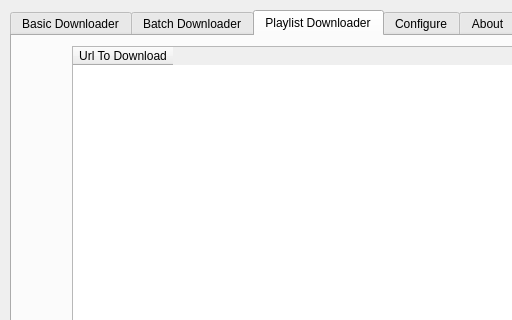
Above: src/mainwindow.ui from mhogomchungu/media-downloader before the change; both pictures show x 0 to 512 and y 0 to 320 of the 823 by 465 pixel window. Below: the same form after it.
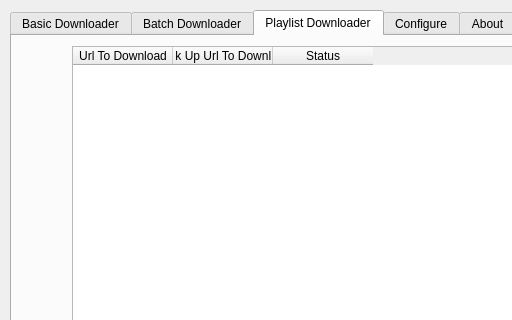
That is the form after the change. The open tabs and pages were chosen to show the change.

The edit to the form file:
```diff
--- a/src/mainwindow.ui
+++ b/src/mainwindow.ui
@@ -669,6 +669,16 @@
         <string>Url To Download</string>
        </property>
       </column>
+      <column>
+       <property name="text">
+        <string>Back Up Url To Download</string>
+       </property>
+      </column>
+      <column>
+       <property name="text">
+        <string>Status</string>
+       </property>
+      </column>
      </widget>
      <widget class="QPushButton" name="pbPLGetList">
       <property name="geometry">
```
Left out of the diff: 12 changed lines with no effect on the pictures.
